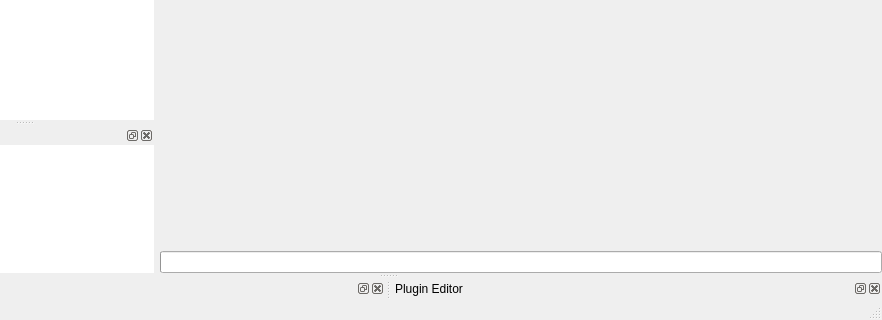
This is desktopapp/mainwindow.ui in KDE/codevis as Qt 5 draws it before an edit; both pictures show x 106 to 988 and y 832 to 1152 of the 988 by 1152 pixel window. The edited form follows.
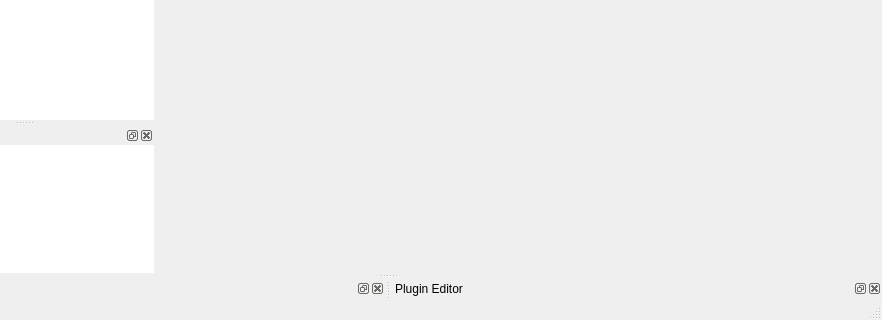
This is the edited form. Custom widgets are drawn as their Qt base class.

Commit message: Remove old (unused) progress bar

Diff of the .ui file:
```diff
--- a/desktopapp/mainwindow.ui
+++ b/desktopapp/mainwindow.ui
@@ -81,9 +81,6 @@
       </widget>
      </widget>
     </item>
-    <item>
-     <widget class="QProgressBar" name="graphLoadProgress"/>
-    </item>
    </layout>
   </widget>
   <widget class="QStatusBar" name="statusbar"/>
```
The commit also changes 1 other file.
